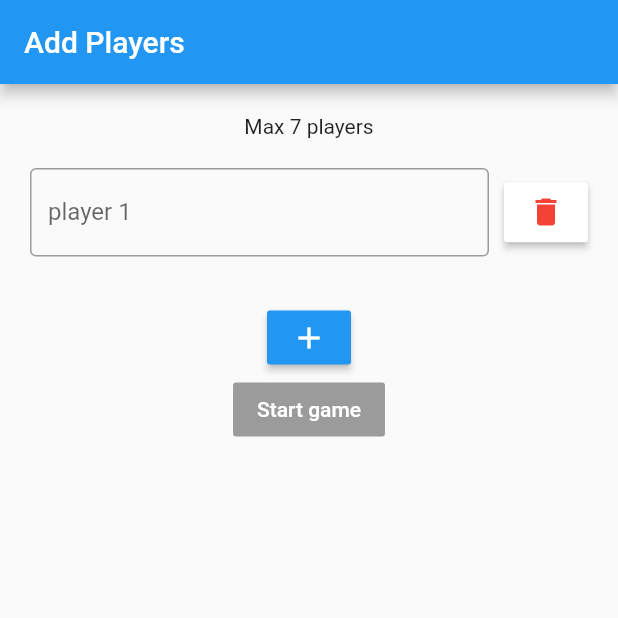
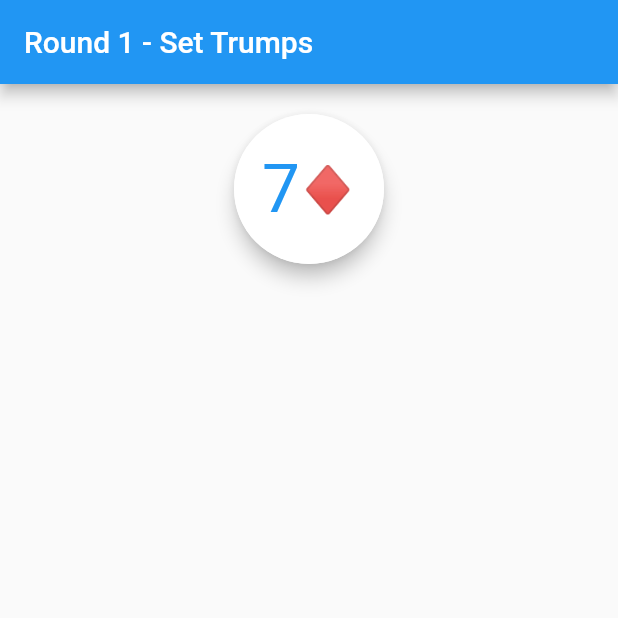
Before and after one commit to Awesomeluke1994/CardGameTracker, a Flutter app: the screen it shows after launch, after a tap on "Start Game", on a phone screen of 412 x 824 dp, the top half of it. Run offline on Flutter 3.47's test engine with Material 2 defaults, Android fonts, the phone set to English and light mode, and no system bars.

Commit message:
Added trump circle to show rounds trumps!

```diff
--- a/lib/main.dart
+++ b/lib/main.dart
@@ -3,6 +3,7 @@ import 'package:dads_phone_app/pages/start-page.dart';
 import 'package:flutter/material.dart';
 
 import 'classes/player.dart';
+import 'pages/add-trump-page.dart';
 
 void main() => runApp(MyApp());
 
@@ -49,9 +50,10 @@ class MyGamePageState extends State<MyGamePage> {
         startGameHandler: newGame,
       );
     } else {
-      return AddPlayers(
-        players: players,
-      );
+//      return AddPlayers(
+//        players: players,
+//      );
+      return AddTrumpPage();
     }
   }
 }
--- /dev/null
+++ b/lib/pages/add-trump-page.dart
@@ -0,0 +1,35 @@
+import 'package:dads_phone_app/widgets/trump-circle.dart';
+import 'package:flutter/cupertino.dart';
+import 'package:flutter/material.dart';
+
+class AddTrumpPage extends StatefulWidget {
+  @override
+  AddTrumpPageState createState() => AddTrumpPageState();
+}
+
+class AddTrumpPageState extends State<AddTrumpPage> {
+  @override
+  Widget build(BuildContext context) {
+    return Scaffold(
+      appBar: AppBar(
+        title: Text("Round 1 - Set Trumps"),
+      ),
+      body: Column(
+        children: <Widget>[
+          Row(
+            mainAxisAlignment: MainAxisAlignment.center,
+            children: <Widget>[
+              Padding(
+                  padding: const EdgeInsets.all(20),
+                  child: TrumpCircle(
+                    //Todo create a input class
+                    suit: Suits.Diamond,
+                    number: 7,
+                  ))
+            ],
+          )
+        ],
+      ),
+    );
+  }
+}
--- a/lib/pages/start-page.dart
+++ b/lib/pages/start-page.dart
@@ -49,10 +49,7 @@ class StartPageState extends State<StartPage> {
                   width: width,
                   height: height,
                 ),
-                onTap: () =>
-                {
-                  widget.startGameHandler()
-                },
+                  onTap: () => widget.startGameHandler()
               ),
             )
           ],
--- /dev/null
+++ b/lib/widgets/trump-circle.dart
@@ -0,0 +1,50 @@
+import 'package:flutter/material.dart';
+
+class TrumpCircle extends StatelessWidget {
+  int number;
+  Suit suit;
+
+  TrumpCircle({this.number, this.suit});
+
+  @override
+  Widget build(BuildContext context) {
+    return Material(
+      elevation: 5.0,
+      borderRadius: BorderRadius.circular(180),
+      child: Container(
+        width: 100,
+        height: 100,
+        decoration: BoxDecoration(
+            color: Colors.white, borderRadius: BorderRadius.circular(180)),
+        child: Center(
+          child: Row(
+            mainAxisAlignment: MainAxisAlignment.center,
+            children: <Widget>[
+              Text(
+                number.toString(),
+                style: TextStyle(fontSize: 45, color: Colors.blue),
+              ),
+              Text(
+                suit.value,
+                style: TextStyle(fontSize: 30),
+              )
+            ],
+          ),
+        ),
+      ),
+    );
+  }
+}
+
+class Suits {
+  static const Suit Diamond = Suit("♦️");
+  static const Suit Clubs = Suit("♣️");
+  static const Suit Hearts = Suit("♥️");
+  static const Suit Spades = Suit("♠️");
+}
+
+class Suit {
+  final String value;
+
+  const Suit(String value) : value = value;
+}
```
